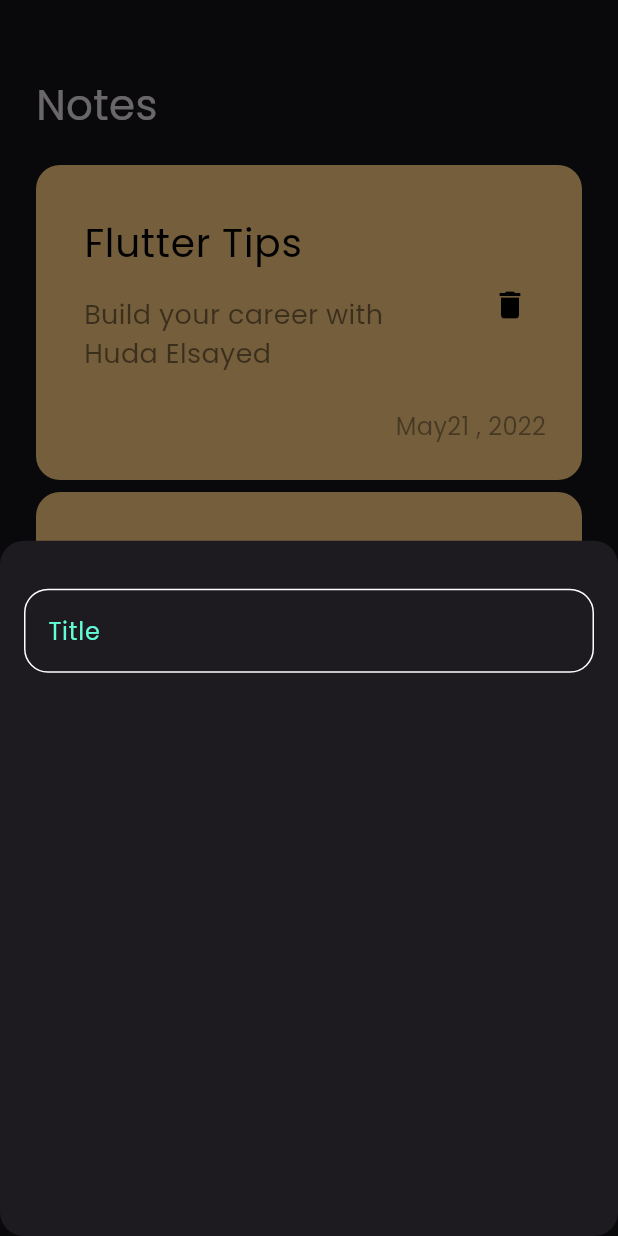
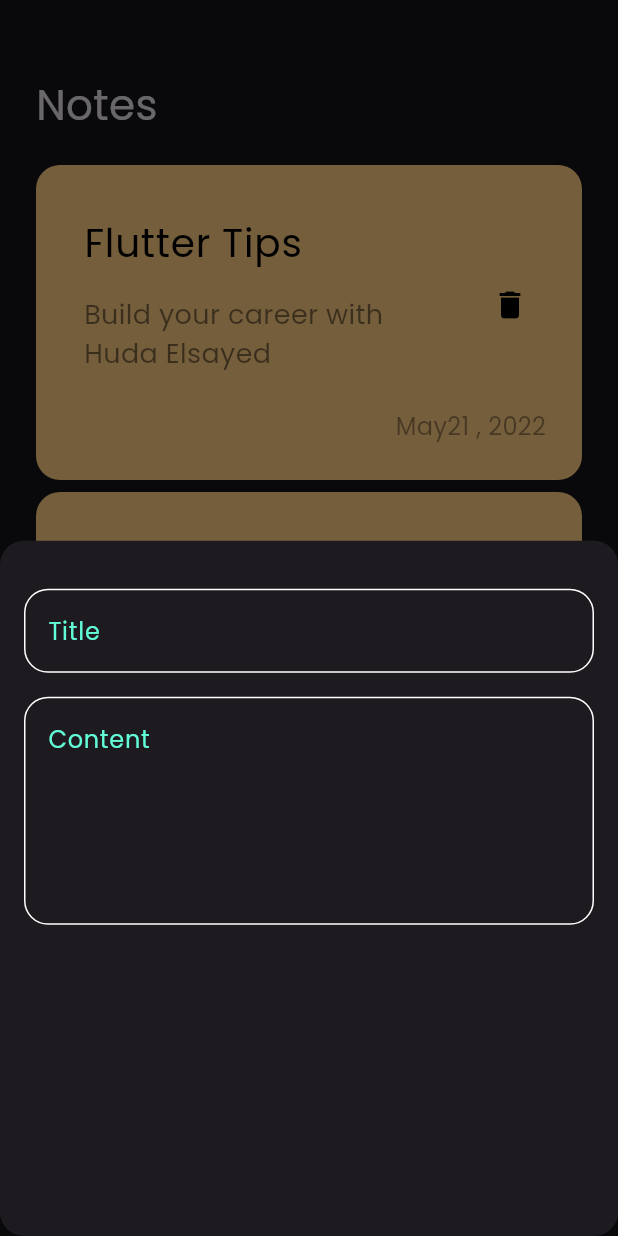
Before and after one commit to htmluserhuda/notesapp, a Flutter app: the screen it shows after launch, after a tap on the "add" icon, on a phone screen of 412 x 824 dp. Run offline on Flutter 3.47's test engine with Material 3 defaults, Android fonts, the phone set to English and light mode, and no system bars.

Commit message:
add fields to buttom sheat

```diff
--- a/lib/views/widgets/add_note_buttom_sheet.dart
+++ b/lib/views/widgets/add_note_buttom_sheet.dart
@@ -6,14 +6,23 @@ class AddNoteButtonSheet extends StatelessWidget {
 
   @override
   Widget build(BuildContext context) {
-    return Padding(
-      padding: const EdgeInsets.symmetric(horizontal: 16.0),
+    return const Padding(
+      padding: EdgeInsets.symmetric(horizontal: 16.0),
       child: Column(
         children: [
           SizedBox(
             height: 32,
           ),
-          CustomTextField()
+          CustomTextField(
+            hint: 'Title',
+          ),
+          SizedBox(
+            height: 16,
+          ),
+          CustomTextField(
+            hint: 'Content',
+            maxlines: 5,
+          ),
         ],
       ),
     );
--- a/lib/views/widgets/custom_text_field.dart
+++ b/lib/views/widgets/custom_text_field.dart
@@ -3,14 +3,17 @@ import 'package:flutter/material.dart';
 import 'package:notesapp/views/widgets/constans.dart';
 
 class CustomTextField extends StatelessWidget {
-  const CustomTextField({super.key});
+  const CustomTextField({super.key, required this.hint, this.maxlines = 1});
+  final String hint;
+  final int maxlines;
 
   @override
   Widget build(BuildContext context) {
     return TextField(
       cursorColor: KprimaryColor,
+      maxLines: maxlines,
       decoration: InputDecoration(
-        hintText: "Title",
+        hintText: hint,
         hintStyle: const TextStyle(color: KprimaryColor),
         border: buildBorder(),
         enabledBorder: buildBorder(),
```
